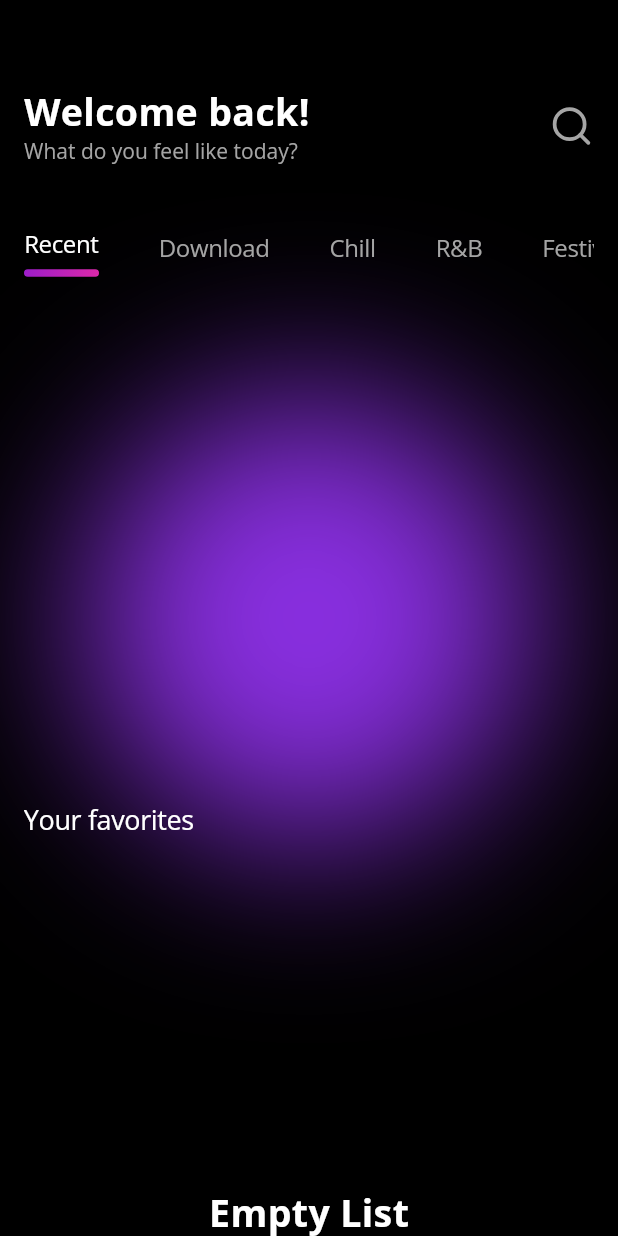
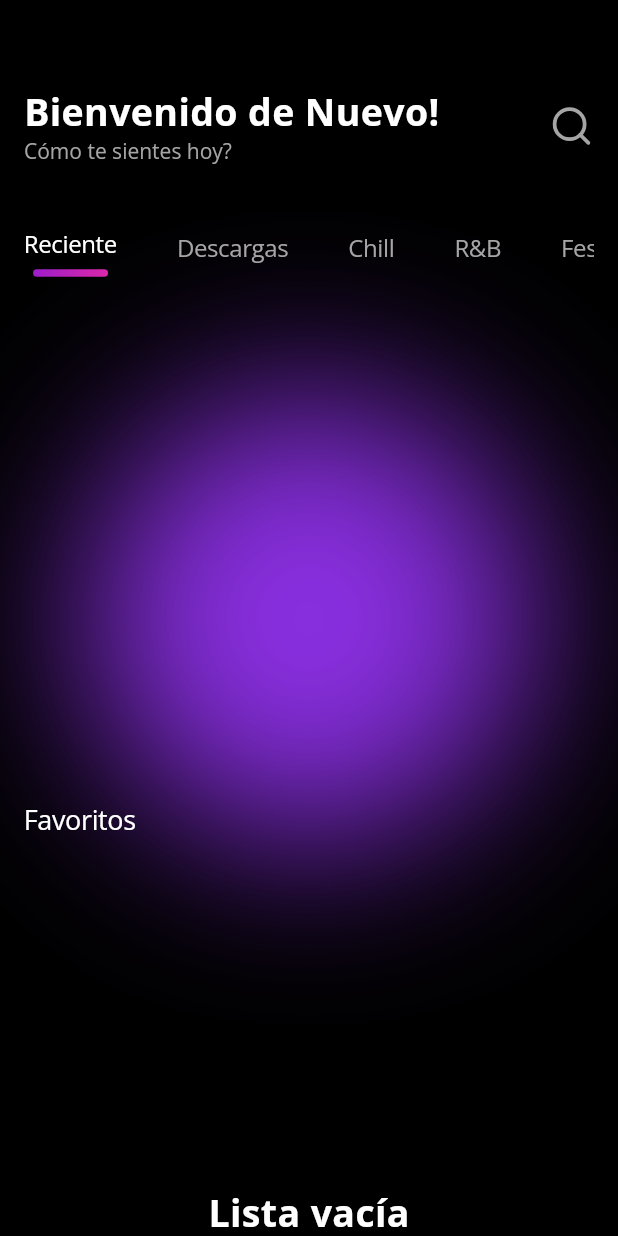
Before and after one commit to DieCau/flutter-app-music, a Flutter app: the HomeScreen screen opened by its route, on a phone screen of 412 x 824 dp. Run offline on Flutter 3.47's test engine with Material 3 defaults, Android fonts, the light colour scheme and no system bars; our stand-ins replace audioplayers, cached_network_image, dio, equatable, flutter_bloc, flutter_svg and 3 more; accounts and stored records are empty; network calls fail.

Commit message:
fix: search_music_delegate

```diff
--- a/lib/features/home/domain/entities/search_entity/search_home_search_entity.dart
+++ b/lib/features/home/domain/entities/search_entity/search_home_search_entity.dart
@@ -1,7 +1,8 @@
+import 'package:equatable/equatable.dart';
+
 import 'package:app_music/features/home/data/network/model/search_model/data_model_db.dart';
 import 'package:app_music/features/home/domain/entities/search_entity/album_home_search_entity.dart';
 import 'package:app_music/features/home/domain/entities/search_entity/artist_home_search_entity.dart';
-import 'package:equatable/equatable.dart';
 
 class SearchHomeEntity extends Equatable {
   final int id;
--- a/lib/features/home/ui/delegate/search_music_delegate.dart
+++ b/lib/features/home/ui/delegate/search_music_delegate.dart
@@ -8,7 +8,7 @@
 
 class CustomSearch extends SearchDelegate {
   @override
-  String get searchFieldLabel => "Search music, artist, alb...";
+  String get searchFieldLabel => "Busca musica, artista, alb...";
   @override
   List<Widget>? buildActions(BuildContext context) {
     return [
@@ -44,7 +44,7 @@
         } else if (state.status == SearchStatus.error) {
           return const Center(child: Text('Error'));
         } else {
-          return const Center(child: Text('No results found.'));
+          return const Center(child: Text('Resultado No Encontrado'));
         }
       },
     );
@@ -69,7 +69,7 @@
         } else if (state.status == SearchStatus.error) {
           return const Center(child: Text('Error'));
         } else {
-          return const Center(child: Text('No results found.'));
+          return const Center(child: Text('Resultado No Encontrado'));
         }
       },
     );
--- a/lib/features/home/ui/page/download_page.dart
+++ b/lib/features/home/ui/page/download_page.dart
@@ -1,9 +1,10 @@
+import 'package:flutter/material.dart';
+import 'package:flutter_bloc/flutter_bloc.dart';
+
 import 'package:app_music/features/home/ui/bloc/download/download_bloc.dart';
 import 'package:app_music/shared/bloc/player/player_bloc.dart';
 import 'package:app_music/shared/entity_global/track_global_entity.dart';
 import 'package:app_music/shared/widgets/item_music_widget.dart';
-import 'package:flutter/material.dart';
-import 'package:flutter_bloc/flutter_bloc.dart';
 
 class DownloadPage extends StatelessWidget {
   const DownloadPage({
--- a/lib/features/home/ui/page/recent_page.dart
+++ b/lib/features/home/ui/page/recent_page.dart
@@ -1,10 +1,11 @@
+import 'package:flutter/material.dart';
+import 'package:flutter_bloc/flutter_bloc.dart';
+
 import 'package:app_music/features/home/ui/bloc/favorite_music/favorite_music_bloc.dart';
 import 'package:app_music/features/home/ui/bloc/home/home_bloc.dart';
 import 'package:app_music/features/home/ui/widgets/playlist_widget.dart';
 import 'package:app_music/features/home/ui/widgets/yourfavorite_widget.dart';
 import 'package:app_music/shared/bloc/player/player_bloc.dart';
-import 'package:flutter/material.dart';
-import 'package:flutter_bloc/flutter_bloc.dart';
 
 class RecentPage extends StatelessWidget {
   const RecentPage({
--- a/lib/features/home/ui/widgets/appbar_home_widget.dart
+++ b/lib/features/home/ui/widgets/appbar_home_widget.dart
@@ -25,11 +25,11 @@ class AppbarHomeWidget extends StatelessWidget implements PreferredSizeWidget {
             crossAxisAlignment: CrossAxisAlignment.start,
             children: [
               Text(
-                "Welcome back!",
+                "Bienvenido de Nuevo!",
                 style: textTheme.bodyMedium,
               ),
               Text(
-                "What do you feel like today?",
+                "Cómo te sientes hoy?",
                 style: textTheme.displayMedium,
               )
             ],
--- a/lib/features/home/ui/widgets/category_widget.dart
+++ b/lib/features/home/ui/widgets/category_widget.dart
@@ -1,8 +1,9 @@
+import 'package:flutter/material.dart';
+import 'package:flutter_bloc/flutter_bloc.dart';
+
 import 'package:app_music/features/home/ui/cubit/page/pagenavigation_cubit.dart';
 import 'package:app_music/shared/constants/app_color.dart';
 import 'package:app_music/shared/models/section_model.dart';
-import 'package:flutter/material.dart';
-import 'package:flutter_bloc/flutter_bloc.dart';
 
 class CategoryWidget extends StatelessWidget {
   const CategoryWidget({
--- a/lib/features/home/ui/widgets/search_widget.dart
+++ b/lib/features/home/ui/widgets/search_widget.dart
@@ -19,7 +19,7 @@ class SearchWidget extends StatelessWidget {
         context.read<SearchBloc>().add(SearchMusicEvent(request: value));
       },
       decoration: InputDecoration(
-        hintText: 'Search song, playslist, artisr...',
+        hintText: 'Buscar canción, artista...',
         hintStyle: textTheme.displayMedium,
         contentPadding: const EdgeInsets.symmetric(vertical: 15),
         filled: true,
--- a/lib/features/home/ui/widgets/yourfavorite_widget.dart
+++ b/lib/features/home/ui/widgets/yourfavorite_widget.dart
@@ -21,7 +21,7 @@ class YourFavoriteWidget extends StatelessWidget {
         crossAxisAlignment: CrossAxisAlignment.stretch,
         children: [
           Text(
-            "Your favorites",
+            "Favoritos",
             style: textTheme.displayLarge!.copyWith(
               fontSize: 18,
             ),
@@ -34,7 +34,7 @@ class YourFavoriteWidget extends StatelessWidget {
                   return const SliverListLoadingWidget();
                 } else if (state.status == FavoriteMusicStatus.sucess) {
                   if (state.favoriteListMusic.isEmpty) {
-                    return const Center(child: Text("Empty List"));
+                    return const Center(child: Text("Lista vacía"));
                   } else {
                     final trackList = state.favoriteListMusic;
 
--- a/lib/features/playlist/data/network/datasource_ntw.dart
+++ b/lib/features/playlist/data/network/datasource_ntw.dart
@@ -12,7 +12,7 @@ class DatasourcePlayListNtwDb {
       final model = PlayListModelDb.fromJson(responseMap);
       return model;
     } catch (e) {
-      throw Exception('Failed to fetch playlist: $e');
+      throw Exception('No se pudo obtener Playlist: $e');
     }
   }
 }
--- a/lib/features/splash/ui/splash_screen.dart
+++ b/lib/features/splash/ui/splash_screen.dart
@@ -18,8 +18,8 @@ class SplashScreen extends StatelessWidget {
         width: size.width,
         decoration: const BoxDecoration(
           gradient: LinearGradient(
-            begin: Alignment.bottomCenter,
-            end: Alignment.topCenter,
+            begin: Alignment.bottomLeft,
+            end: Alignment.topRight,
             colors: [
               AppColors.black,
               AppColors.black,
@@ -36,12 +36,12 @@ class SplashScreen extends StatelessWidget {
             mainAxisAlignment: MainAxisAlignment.end,
             children: [
               Text(
-                "Feel the beat",
+                "Siente el ritmo",
                 style: textTheme.bodyMedium,
               ),
               const SizedBox(height: 20),
               Text(
-                "Emmerse yourseft into the\n world of music today",
+                "Sumergete en el\n mundo de la música hoy",
                 style: textTheme.displayMedium,
                 textAlign: TextAlign.center,
               ),
@@ -64,7 +64,7 @@ class SplashScreen extends StatelessWidget {
                   alignment: Alignment.center,
                   children: [
                     Text(
-                      "Continue",
+                      "Continuar",
                       style: textTheme.displayLarge,
                     ),
                     ClipRRect(
--- a/lib/main/my_app.dart
+++ b/lib/main/my_app.dart
@@ -59,6 +59,7 @@ class MyApp extends StatelessWidget {
         ),
       ],
       child: MaterialApp.router(
+        debugShowCheckedModeBanner: false,
         routerConfig: appRoutes,
         title: 'App Music',
         theme: darkTheme,
--- a/lib/shared/database_service/database_services.dart
+++ b/lib/shared/database_service/database_services.dart
@@ -8,7 +8,7 @@ class DatabaseService {
   Database? _db;
   Database get db {
     if (_db == null) {
-      throw Exception("Database not initialized");
+      throw Exception("BD no inicializada");
     }
     return _db!;
   }
--- a/lib/shared/models/section_model.dart
+++ b/lib/shared/models/section_model.dart
@@ -5,8 +5,8 @@ class SectionModel {
 }
 
 final List<SectionModel> sectionList = [
-  SectionModel(name: 'Recent'),
-  SectionModel(name: 'Download'),
+  SectionModel(name: 'Reciente'),
+  SectionModel(name: 'Descargas'),
   SectionModel(name: 'Chill'),
   SectionModel(name: 'R&B'),
   SectionModel(name: 'Festival'),
```
Also changed, not shown: lib/features/artist/data/network/datasource_artist_ntw/datasource_artist_ntw.dart (+5 -4 lines).
